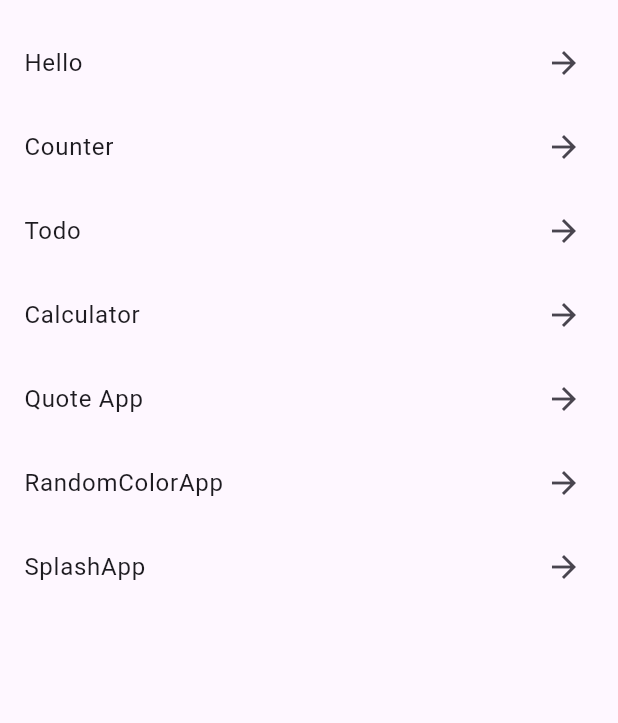
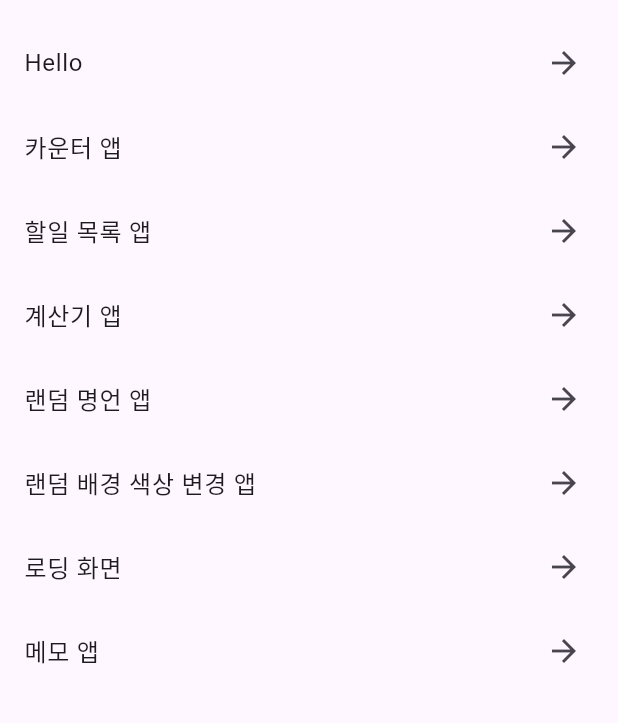
Before and after one commit to SteadyBuilder/my_first_app, a Flutter app: the screen it shows after launch, on a phone screen of 412 x 824 dp, the part 63-786 px from its top. Run offline on Flutter 3.47's test engine with Material 3 defaults, Android fonts, the light colour scheme and no system bars; our stand-ins replace shared_preferences.

Commit message:
메모 앱 추가

```diff
--- a/lib/main.dart
+++ b/lib/main.dart
@@ -6,6 +6,7 @@ import 'package:my_first_app/my_project/calculator.dart';
 import 'package:my_first_app/my_project/quote_app.dart';
 import 'package:my_first_app/my_project/random_color_app.dart';
 import 'package:my_first_app/my_project/splash.dart';
+import 'package:my_first_app/my_project/memo.dart';
 
 void main() {
   runApp(MultiFeatureApp());
@@ -26,12 +27,13 @@ class MultiFeatureApp extends StatelessWidget {
 class HomeScreen extends StatelessWidget {
   final List<Map<String, dynamic>> projects = [
     {'name': 'Hello', 'widget': const HelloPage()},
-    {'name': 'Counter', 'widget': const CounterScreen()},
-    {'name': 'Todo', 'widget': const TodoScreen()},
-    {'name': 'Calculator', 'widget': CalculatorScreen()},
-    {'name': 'Quote App', 'widget': const QuoteScreen()},
-    {'name': 'RandomColorApp', 'widget': AnimatedColorScreen()},
-    {'name': 'SplashApp', 'widget': SplashScreen()},
+    {'name': '카운터 앱', 'widget': const CounterScreen()},
+    {'name': '할일 목록 앱', 'widget': const TodoScreen()},
+    {'name': '계산기 앱', 'widget': CalculatorScreen()},
+    {'name': '랜덤 명언 앱', 'widget': const QuoteScreen()},
+    {'name': '랜덤 배경 색상 변경 앱', 'widget': AnimatedColorScreen()},
+    {'name': '로딩 화면', 'widget': SplashScreen()},
+    {'name': '메모 앱', 'widget': MemoScreen()},
     // 계속 추가...
   ];
 
--- a/pubspec.yaml
+++ b/pubspec.yaml
@@ -31,6 +31,9 @@ dependencies:
   flutter:
     sdk: flutter
   http: ^1.2.2
+  xml: ^6.5.0
+  shared_preferences: ^2.3.5
+
 
   # The following adds the Cupertino Icons font to your application.
   # Use with the CupertinoIcons class for iOS style icons.
```
Also changed, not shown: lib/my_project/memo.dart (added, +105 -0 lines), 1 other file.
